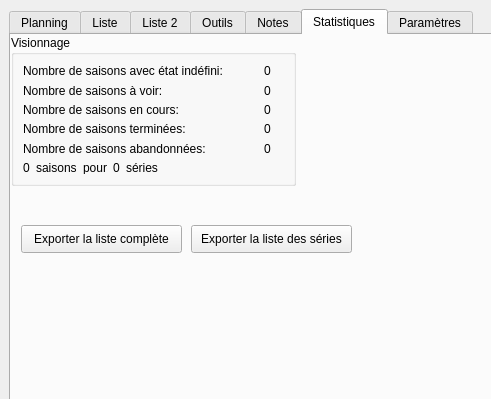
Above: ressources/MainWindow.ui from seigneurfuo/MyAnimeManager2 before the change; both pictures show x 0 to 491 and y 0 to 399 of the 1115 by 783 pixel window. Below: the same form after it.
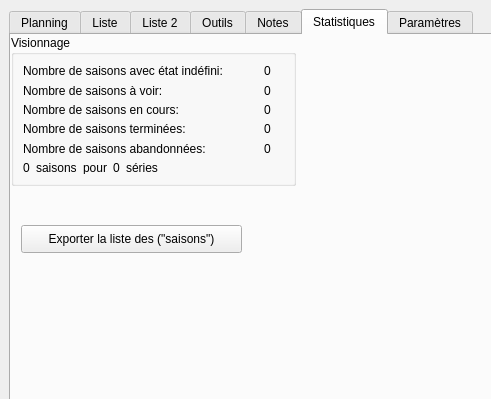
That is the form after the change. Icons and pictures are not drawn.

Commit message: Ajout d'une petite fonction d'export pour la liste des saisons.

```diff
--- a/ressources/MainWindow.ui
+++ b/ressources/MainWindow.ui
@@ -2056,25 +2056,12 @@
          <rect>
           <x>10</x>
           <y>190</y>
-          <width>161</width>
+          <width>221</width>
           <height>28</height>
          </rect>
         </property>
         <property name="text">
-         <string>Exporter la liste complète</string>
-        </property>
-       </widget>
-       <widget class="QPushButton" name="pushButton_16">
-        <property name="geometry">
-         <rect>
-          <x>180</x>
-          <y>190</y>
-          <width>161</width>
-          <height>28</height>
-         </rect>
-        </property>
-        <property name="text">
-         <string>Exporter la liste des séries</string>
+         <string>Exporter la liste des (&quot;saisons&quot;)</string>
         </property>
        </widget>
       </widget>
```
Left out of the diff: 4 changed lines with no effect on the pictures. The commit also changes 1 other file.
